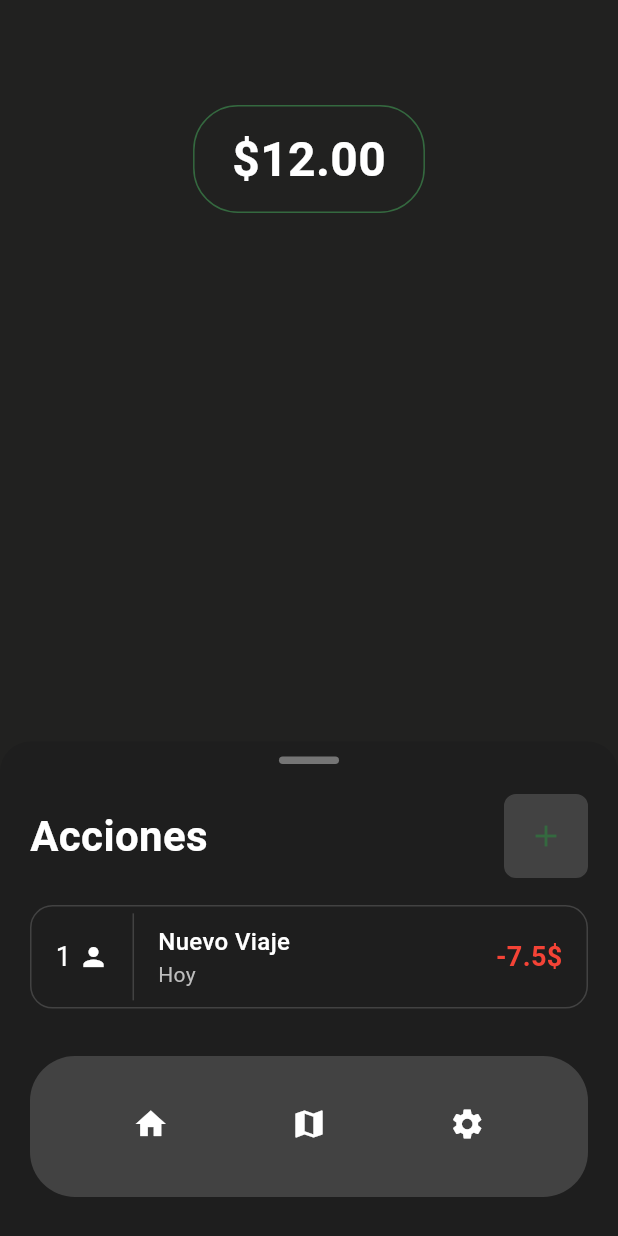
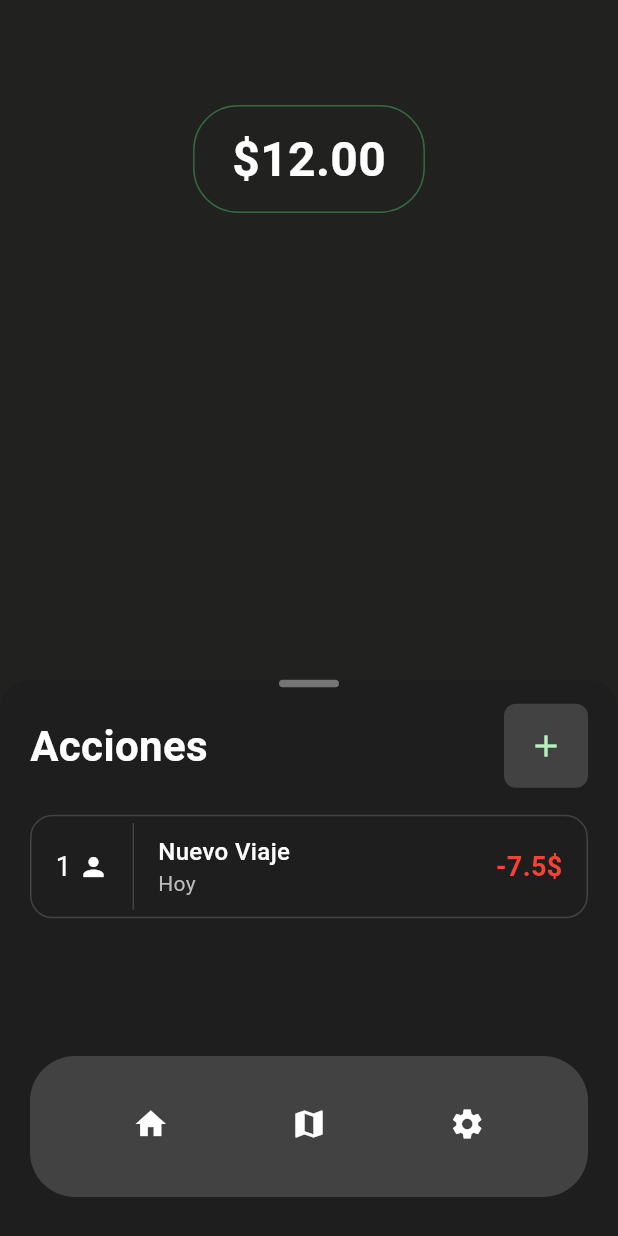
Before and after one commit to CarlosJimeEnez/ruta_app, a Flutter app: the screen it shows after launch, on a phone screen of 412 x 824 dp. Run offline on Flutter 3.47's test engine with Material 3 defaults, Android fonts, the phone set to English and light mode, and no system bars; our stand-ins replace get.

Commit message:
new sizeshome_screen

```diff
--- a/lib/home/components/add_cash.dart
+++ b/lib/home/components/add_cash.dart
@@ -19,9 +19,7 @@ class AddCash extends StatelessWidget {
     return Material(
       color: Colors.transparent,
       child: InkWell(
-        onTap: isClickable
-            ? () => balanceController.addBalance(amount)
-            : null,
+        onTap: isClickable ? () => balanceController.addBalance(amount) : null,
         borderRadius: BorderRadius.circular(8),
         child: Container(
           padding: EdgeInsets.all(15),
@@ -35,7 +33,7 @@ class AddCash extends StatelessWidget {
           ),
           child: Icon(
             Icons.add,
-            color: Theme.of(context).colorScheme.primary,
+            color: Theme.of(context).colorScheme.primaryContainer,
             size: 24,
           ),
         ),
--- a/lib/home/home_screen.dart
+++ b/lib/home/home_screen.dart
@@ -46,8 +46,8 @@ class _MyHomePageState extends State<MyHomePage> {
 
           // DraggableScrollableSheet for Actions section
           DraggableScrollableSheet(
-            initialChildSize: 0.4,
-            minChildSize: 0.1,
+            initialChildSize: 0.45,
+            minChildSize: 0.42,
             maxChildSize: 0.9,
             builder: (BuildContext context, ScrollController scrollController) {
               return Container(
@@ -64,7 +64,7 @@ class _MyHomePageState extends State<MyHomePage> {
                     // Handle indicator
                     Center(
                       child: Container(
-                        margin: const EdgeInsets.only(top: 10, bottom: 10),
+                        margin: const EdgeInsets.only(bottom: 1),
                         width: 40,
                         height: 5,
                         decoration: BoxDecoration(
```
